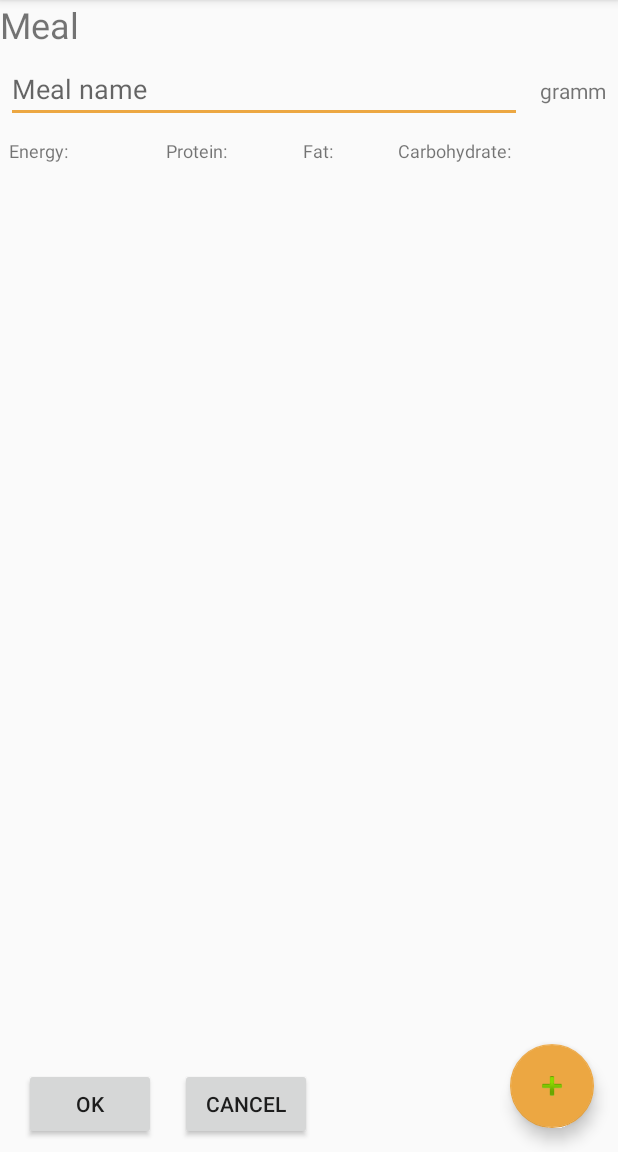
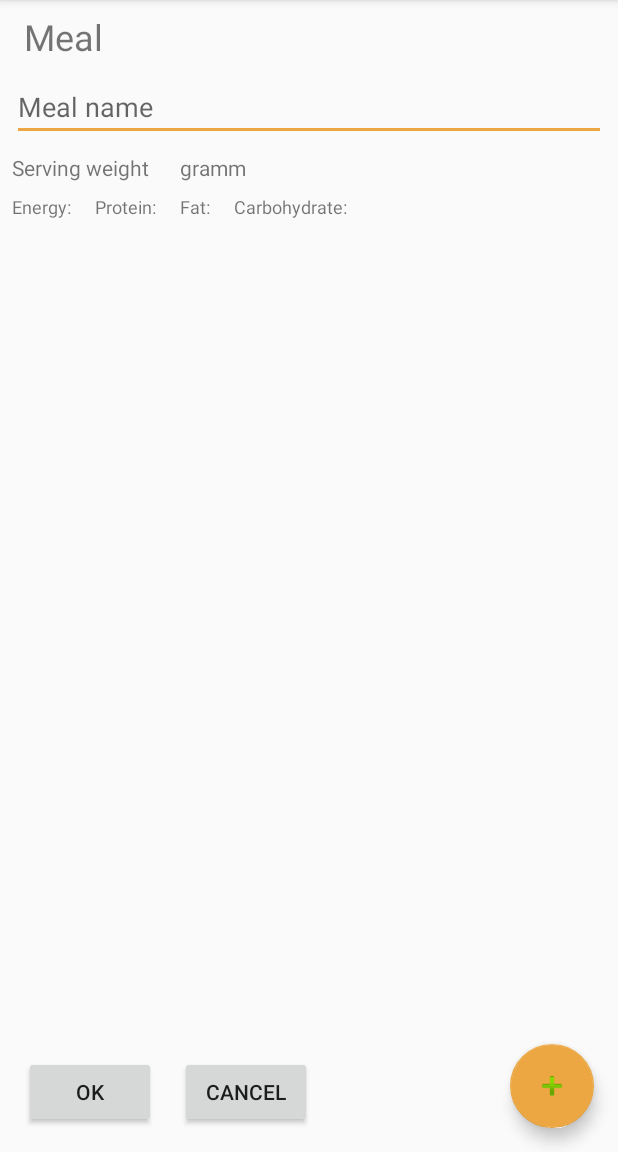
Before and after one commit to seysen/HikingMealsForAndroid, an Android app: the MealDetailActivity screen opened directly, with no data from a screen before it, on a phone screen of 412 x 824 dp, the part 84-1236 px from its top. Run offline under Robolectric (Android 15) with nearby library versions, the phone set to English and light mode, and no system bars.

Commit message:
UI improvement

```diff
--- a/app/src/main/res/layout/activity_hike_detail.xml
+++ b/app/src/main/res/layout/activity_hike_detail.xml
@@ -50,11 +50,12 @@
 
     <TextView
         android:id="@+id/textView19"
-        android:layout_width="wrap_content"
+        android:layout_width="0dp"
         android:layout_height="wrap_content"
         android:layout_marginStart="8dp"
         android:text="gramms / per person"
         app:layout_constraintBaseline_toBaselineOf="@+id/person_meal_weight"
+        app:layout_constraintEnd_toEndOf="parent"
         app:layout_constraintStart_toEndOf="@+id/person_meal_weight" />
 
     <EditText
--- a/app/src/main/res/layout/activity_meal_detail.xml
+++ b/app/src/main/res/layout/activity_meal_detail.xml
@@ -1,227 +1,194 @@
 <?xml version="1.0" encoding="utf-8"?>
-<android.support.design.widget.CoordinatorLayout xmlns:android="http://schemas.android.com/apk/res/android"
+<android.support.constraint.ConstraintLayout xmlns:android="http://schemas.android.com/apk/res/android"
+    xmlns:app="http://schemas.android.com/apk/res-auto"
     xmlns:tools="http://schemas.android.com/tools"
-    xmlns:app="http://schemas.android.com/apk/res-auto"
 
 
     android:layout_width="match_parent"
     android:layout_height="match_parent">
 
-    <LinearLayout
-        android:layout_width="match_parent"
-        android:layout_height="wrap_content"
-        android:orientation="vertical">
-
     <TextView
         android:id="@+id/textView8"
-            android:layout_width="match_parent"
+        android:layout_width="0dp"
         android:layout_height="wrap_content"
+        android:layout_marginStart="16dp"
+        android:layout_marginTop="8dp"
         android:text="Meal"
-            android:textSize="24sp" />
-
-        <LinearLayout
-            android:layout_width="match_parent"
-            android:layout_height="match_parent"
-            android:orientation="horizontal"
-            android:padding="4dp">
+        android:textSize="24sp"
+        app:layout_constraintStart_toStartOf="parent"
+        app:layout_constraintTop_toTopOf="parent" />
 
     <EditText
         android:id="@+id/meal_name_detail"
         android:layout_width="0dp"
         android:layout_height="wrap_content"
-                android:layout_weight="1"
+        android:layout_marginStart="8dp"
+        android:layout_marginTop="8dp"
+        android:layout_marginEnd="8dp"
         android:ems="10"
         android:hint="Meal name"
-                android:inputType="textPersonName" />
+        android:inputType="textPersonName"
+        app:layout_constraintEnd_toEndOf="parent"
+        app:layout_constraintStart_toStartOf="parent"
+        app:layout_constraintTop_toBottomOf="@+id/textView8" />
+
+    <TextView
+        android:id="@+id/textView24"
+        android:layout_width="wrap_content"
+        android:layout_height="wrap_content"
+        android:layout_marginStart="8dp"
+        android:layout_marginTop="8dp"
+        android:text="Serving weight"
+        app:layout_constraintStart_toStartOf="parent"
+        app:layout_constraintTop_toBottomOf="@+id/meal_name_detail" />
 
     <TextView
         android:id="@+id/meal_weight_detail"
         android:layout_width="wrap_content"
         android:layout_height="wrap_content"
-                android:padding="4dp" />
+        android:layout_marginStart="8dp"
+        app:layout_constraintBaseline_toBaselineOf="@+id/textView24"
+        app:layout_constraintStart_toEndOf="@+id/textView24" />
 
     <TextView
         android:id="@+id/textView6"
         android:layout_width="wrap_content"
         android:layout_height="wrap_content"
+        android:layout_marginStart="8dp"
         android:padding="4dp"
-                android:text="gramm" />
-        </LinearLayout>
-
-        <LinearLayout
-            android:layout_width="match_parent"
-            android:layout_height="wrap_content"
-            android:orientation="horizontal"
-            android:padding="4dp">
-
-            <LinearLayout
-                android:layout_width="match_parent"
-                android:layout_height="match_parent"
-                android:layout_weight="1.1"
-                android:orientation="horizontal"
-                android:padding="2dp">
+        android:text="gramm"
+        app:layout_constraintBaseline_toBaselineOf="@+id/meal_weight_detail"
+        app:layout_constraintStart_toEndOf="@+id/meal_weight_detail" />
 
     <TextView
         android:id="@+id/textView3"
         android:layout_width="wrap_content"
         android:layout_height="wrap_content"
-                    android:layout_weight="1"
+        android:layout_marginStart="8dp"
+        android:layout_marginTop="8dp"
         android:text="Energy:"
-                    android:textSize="12sp" />
+        android:textSize="12sp"
+        app:layout_constraintStart_toStartOf="parent"
+        app:layout_constraintTop_toBottomOf="@+id/textView24" />
 
     <TextView
         android:id="@+id/meal_energy_detail"
         android:layout_width="wrap_content"
         android:layout_height="wrap_content"
-                    android:layout_weight="1"
+        android:layout_marginStart="8dp"
         android:textAlignment="textEnd"
-                    android:textSize="12sp" />
-
-            </LinearLayout>
-
-            <LinearLayout
-                android:layout_width="match_parent"
-                android:layout_height="match_parent"
-                android:layout_weight="1.15"
-                android:orientation="horizontal"
-                android:padding="2dp">
+        android:textSize="12sp"
+        app:layout_constraintBaseline_toBaselineOf="@+id/textView3"
+        app:layout_constraintStart_toEndOf="@+id/textView3" />
 
     <TextView
         android:id="@+id/textView5"
         android:layout_width="wrap_content"
         android:layout_height="wrap_content"
-                    android:layout_weight="1"
+        android:layout_marginStart="8dp"
         android:text="Protein:"
-                    android:textSize="12sp" />
+        android:textSize="12sp"
+        app:layout_constraintBottom_toBottomOf="@+id/textView3"
+        app:layout_constraintStart_toEndOf="@+id/meal_energy_detail" />
 
     <TextView
         android:id="@+id/meal_protein_detail"
         android:layout_width="wrap_content"
         android:layout_height="wrap_content"
-                    android:layout_weight="1"
+        android:layout_marginStart="8dp"
         android:textAlignment="textEnd"
-                    android:textSize="12sp" />
-
-            </LinearLayout>
-
-            <LinearLayout
-                android:layout_width="match_parent"
-                android:layout_height="match_parent"
-                android:layout_weight="1.25"
-                android:orientation="horizontal"
-                android:padding="2dp">
+        android:textSize="12sp"
+        app:layout_constraintBaseline_toBaselineOf="@+id/textView5"
+        app:layout_constraintStart_toEndOf="@+id/textView5" />
 
     <TextView
         android:id="@+id/textView7"
         android:layout_width="wrap_content"
         android:layout_height="wrap_content"
-                    android:layout_weight="1"
+        android:layout_marginStart="8dp"
         android:text="Fat:"
-                    android:textSize="12sp" />
+        android:textSize="12sp"
+        app:layout_constraintBottom_toBottomOf="@+id/textView5"
+        app:layout_constraintStart_toEndOf="@+id/meal_protein_detail" />
 
     <TextView
         android:id="@+id/meal_fat_detail"
         android:layout_width="wrap_content"
         android:layout_height="wrap_content"
-                    android:layout_weight="1"
+        android:layout_marginStart="8dp"
         android:textAlignment="textEnd"
-                    android:textSize="12sp" />
-
-            </LinearLayout>
-
-            <LinearLayout
-                android:layout_width="match_parent"
-                android:layout_height="match_parent"
-                android:layout_weight="0.95"
-                android:orientation="horizontal"
-                android:padding="2dp">
+        android:textSize="12sp"
+        app:layout_constraintBaseline_toBaselineOf="@+id/textView7"
+        app:layout_constraintStart_toEndOf="@+id/textView7" />
 
     <TextView
         android:id="@+id/textView9"
         android:layout_width="wrap_content"
         android:layout_height="wrap_content"
-                    android:layout_weight="1"
+        android:layout_marginStart="8dp"
         android:text="Carbohydrate:"
-                    android:textSize="12sp" />
+        android:textSize="12sp"
+        app:layout_constraintBottom_toBottomOf="@+id/textView7"
+        app:layout_constraintStart_toEndOf="@+id/meal_fat_detail" />
 
     <TextView
         android:id="@+id/meal_carbohydrate_detail"
         android:layout_width="wrap_content"
         android:layout_height="wrap_content"
-                    android:layout_weight="1"
+        android:layout_marginStart="8dp"
         android:textAlignment="textEnd"
-                    android:textSize="12sp" />
-
-            </LinearLayout>
-        </LinearLayout>
-
-        <android.support.v4.widget.NestedScrollView
-            android:layout_width="match_parent"
-            android:layout_height="wrap_content"
-
-
-            android:padding="2dp"
-            app:layout_behavior="android.support.design.widget.AppBarLayout$ScrollingViewBehavior">
-
-            <android.support.constraint.ConstraintLayout
-                android:layout_width="match_parent"
-                android:layout_height="match_parent"
-                tools:context=".MealDetailActivity">
-
-                <android.support.v7.widget.RecyclerView
-                    android:id="@+id/meal_products"
-                    android:layout_width="match_parent"
-                    android:layout_height="wrap_content"
-                    android:padding="4dp"
-                    app:layout_constraintEnd_toEndOf="parent"
-                    app:layout_constraintStart_toStartOf="parent"
-                    app:layout_constraintTop_toTopOf="parent">
-
-                </android.support.v7.widget.RecyclerView>
-            </android.support.constraint.ConstraintLayout>
-
-        </android.support.v4.widget.NestedScrollView>
-
-    </LinearLayout>
-
-    <LinearLayout
-        android:layout_width="wrap_content"
-        android:layout_height="wrap_content"
-        android:layout_gravity="bottom|center|fill_horizontal|end"
-        android:layout_margin="4dp"
-        android:orientation="horizontal"
-        android:padding="4dp">
+        android:textSize="12sp"
+        app:layout_constraintBaseline_toBaselineOf="@+id/textView9"
+        app:layout_constraintStart_toEndOf="@+id/textView9" />
 
     <Button
         android:id="@+id/meal_ok_btn"
         android:layout_width="wrap_content"
         android:layout_height="wrap_content"
-            android:layout_gravity="bottom|left"
-            android:layout_marginStart="8dp"
-            android:layout_marginEnd="8dp"
-            android:layout_weight="1"
+        android:layout_marginStart="16dp"
+        android:layout_marginBottom="16dp"
         android:onClick="onOKClick"
-            android:text="@android:string/ok" />
+        android:text="@android:string/ok"
+        app:layout_constraintBottom_toBottomOf="parent"
+        app:layout_constraintStart_toStartOf="parent" />
 
     <Button
         android:id="@+id/meal_cancel_btn"
         android:layout_width="wrap_content"
         android:layout_height="wrap_content"
-            android:layout_gravity="bottom|right"
-            android:layout_marginStart="8dp"
-            android:layout_marginEnd="8dp"
-            android:layout_weight="2"
+        android:layout_marginStart="16dp"
+        android:layout_marginBottom="16dp"
         android:onClick="onCancelClick"
-            android:text="@android:string/cancel" />
-    </LinearLayout>
+        android:text="@android:string/cancel"
+        app:layout_constraintBottom_toBottomOf="parent"
+        app:layout_constraintStart_toEndOf="@+id/meal_ok_btn" />
 
     <android.support.design.widget.FloatingActionButton
         android:id="@+id/meal_fab"
         android:layout_width="wrap_content"
         android:layout_height="wrap_content"
-        android:layout_gravity="bottom|right"
         android:layout_margin="16dp"
+        android:layout_marginEnd="32dp"
+        android:layout_marginBottom="32dp"
         android:clickable="true"
         android:paddingBottom="48dp"
-        android:src="@android:drawable/ic_input_add" />
-</android.support.design.widget.CoordinatorLayout>
+        android:src="@android:drawable/ic_input_add"
+        app:layout_constraintBottom_toBottomOf="parent"
+        app:layout_constraintEnd_toEndOf="parent" />
+
+    <android.support.v7.widget.RecyclerView
+        android:id="@+id/meal_products"
+        android:layout_width="match_parent"
+        android:layout_height="0dp"
+        android:layout_marginStart="8dp"
+        android:layout_marginTop="8dp"
+        android:layout_marginEnd="8dp"
+        android:layout_marginBottom="8dp"
+        app:layout_constraintBottom_toTopOf="@+id/meal_ok_btn"
+        app:layout_constraintEnd_toEndOf="parent"
+        app:layout_constraintStart_toStartOf="parent"
+        app:layout_constraintTop_toBottomOf="@+id/textView3">
+
+    </android.support.v7.widget.RecyclerView>
+
+</android.support.constraint.ConstraintLayout>
--- a/app/src/main/res/layout/fragment_hikes.xml
+++ b/app/src/main/res/layout/fragment_hikes.xml
@@ -9,6 +9,7 @@
     <android.support.v7.widget.RecyclerView
         android:id="@+id/hikes"
         android:layout_width="match_parent"
-        android:layout_height="match_parent" />
+        android:layout_height="match_parent"
+        android:layout_marginBottom="64dp" />
 
 </FrameLayout>
--- a/app/src/main/res/layout/fragment_meals.xml
+++ b/app/src/main/res/layout/fragment_meals.xml
@@ -8,5 +8,6 @@
     <android.support.v7.widget.RecyclerView
         android:id="@+id/meals"
         android:layout_width="match_parent"
-        android:layout_height="match_parent" />
+        android:layout_height="match_parent"
+        android:layout_marginBottom="64dp" />
 </FrameLayout>
--- a/app/src/main/res/layout/fragment_products.xml
+++ b/app/src/main/res/layout/fragment_products.xml
@@ -8,5 +8,6 @@
     <android.support.v7.widget.RecyclerView
         android:id="@+id/products"
         android:layout_width="match_parent"
-        android:layout_height="match_parent" />
+        android:layout_height="match_parent"
+        android:layout_marginBottom="64dp" />
 </FrameLayout>
--- a/app/src/main/res/layout/shopping_list_item.xml
+++ b/app/src/main/res/layout/shopping_list_item.xml
@@ -10,6 +10,8 @@
         android:layout_width="0dp"
         android:layout_height="wrap_content"
         android:layout_marginStart="8dp"
+        android:layout_marginTop="2dp"
+        android:layout_marginBottom="2dp"
         android:text="Product"
         app:layout_constraintBottom_toBottomOf="parent"
         app:layout_constraintEnd_toStartOf="@+id/shopping_list_product_weight"
```
Also changed, not shown: app/src/main/res/layout/activity_day_detail.xml (+7 -5 lines), app/src/main/res/layout/activity_meal_add_product.xml (+49 -29 lines), app/src/main/res/layout/activity_product_detail.xml (+81 -70 lines), app/src/main/res/layout/meal_item.xml (+26 -30 lines), app/src/main/res/layout/meal_products_item.xml (+28 -33 lines), app/src/main/res/layout/products_item.xml (+16 -17 lines). Lines whose indentation alone changed are shown as unchanged.
